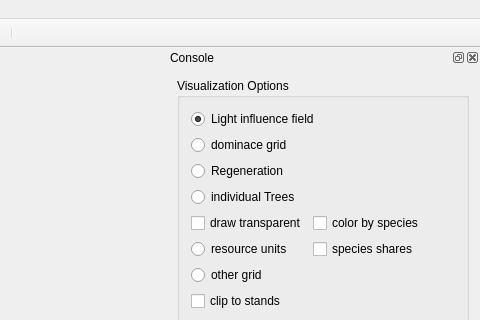
Qt form src/iland/mainwindow.ui (edfm-tum/iland-model) before a commit; both pictures show x 550 to 1030 and y 0 to 320 of the 1030 by 741 pixel window.
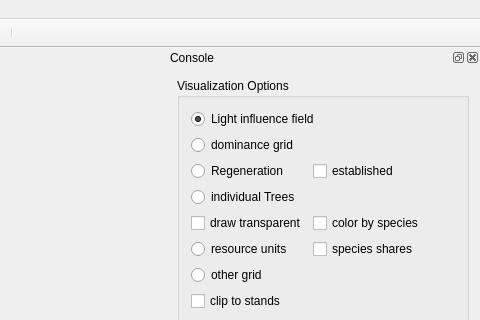
The same form after that commit. Icons and pictures are not drawn. Custom widgets are drawn as their Qt base class.

Commit message: update the seed dispersal kernel: take the density of a point instead the density at a given radius new option in the GUI to visualize newly created saplings update of how sapling numbers are calculated and arrive in the output

Patch:
```diff
--- a/src/iland/mainwindow.ui
+++ b/src/iland/mainwindow.ui
@@ -768,7 +768,7 @@
         <item row="1" column="0">
          <widget class="QRadioButton" name="visDomGrid">
           <property name="text">
-           <string>dominace grid</string>
+           <string>dominance grid</string>
           </property>
          </widget>
         </item>
@@ -891,6 +891,16 @@
           </property>
          </widget>
         </item>
+        <item row="2" column="1">
+         <widget class="QCheckBox" name="visRegenNew">
+          <property name="toolTip">
+           <string>&lt;html&gt;&lt;head/&gt;&lt;body&gt;&lt;p&gt;highlight pixels that have newly established saplings (use species list below to filter only saplings of specific species)&lt;/p&gt;&lt;/body&gt;&lt;/html&gt;</string>
+          </property>
+          <property name="text">
+           <string>established</string>
+          </property>
+         </widget>
+        </item>
        </layout>
       </widget>
      </item>
```
Left out of the diff: 9 changed lines with no effect on the pictures. The commit also changes 6 other files.
